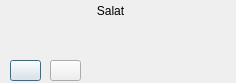
Before: the Qt Designer form Qsalat/ui/player.ui in sdizdarevic/qsalat, drawn with Qt 5.
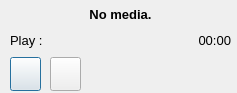
After: the same form once the commit is applied.

Diff of the .ui file:
```diff
--- a/Qsalat/ui/player.ui
+++ b/Qsalat/ui/player.ui
@@ -1,35 +1,35 @@
 <ui version="4.0" >
  <class>Player</class>
- <widget class="QDialog" name="Player" >
-  <property name="geometry" >
+ <widget class="QDialog" name="Player">
+  <property name="geometry">
    <rect>
     <x>0</x>
     <y>0</y>
-    <width>236</width>
-    <height>83</height>
+    <width>237</width>
+    <height>93</height>
    </rect>
   </property>
-  <property name="minimumSize" >
+  <property name="minimumSize">
    <size>
-    <width>236</width>
-    <height>83</height>
+    <width>237</width>
+    <height>93</height>
    </size>
   </property>
-  <property name="maximumSize" >
+  <property name="maximumSize">
    <size>
-    <width>236</width>
-    <height>83</height>
+    <width>237</width>
+    <height>93</height>
    </size>
   </property>
   <property name="windowTitle" >
    <string>Qsalat - player</string>
   </property>
-  <widget class="QFrame" name="playerFrame" >
-   <property name="geometry" >
+  <widget class="QFrame" name="playerFrame">
+   <property name="geometry">
     <rect>
-     <x>0</x>
-     <y>20</y>
-     <width>191</width>
+     <x>50</x>
+     <y>24</y>
+     <width>141</width>
      <height>31</height>
     </rect>
    </property>
@@ -40,90 +40,143 @@
     <enum>QFrame::Plain</enum>
    </property>
   </widget>
-  <widget class="QPushButton" name="playButton" >
-   <property name="geometry" >
+  <widget class="QPushButton" name="playButton">
+   <property name="geometry">
     <rect>
      <x>10</x>
-     <y>60</y>
+     <y>57</y>
      <width>31</width>
-     <height>21</height>
+     <height>34</height>
     </rect>
    </property>
    <property name="text" >
     <string/>
    </property>
   </widget>
-  <widget class="QPushButton" name="stopButton" >
-   <property name="geometry" >
+  <widget class="QLabel" name="label">
+   <property name="geometry">
     <rect>
-     <x>50</x>
-     <y>60</y>
-     <width>31</width>
+     <x>15</x>
+     <y>4</y>
+     <width>211</width>
      <height>21</height>
     </rect>
    </property>
-   <property name="text" >
-    <string/>
+   <property name="font">
+    <font>
+     <family>Arial</family>
+     <pointsize>10</pointsize>
+     <weight>75</weight>
+     <bold>true</bold>
+    </font>
    </property>
-  </widget>
-  <widget class="QLabel" name="volumeLabel" >
-   <property name="geometry" >
-    <rect>
-     <x>90</x>
-     <y>50</y>
-     <width>41</width>
-     <height>31</height>
-    </rect>
+   <property name="text">
+    <string>No media.</string>
    </property>
-   <property name="text" >
-    <string/>
-   </property>
-  </widget>
-  <widget class="QFrame" name="volumeFrame" >
-   <property name="geometry" >
-    <rect>
-     <x>120</x>
-     <y>50</y>
-     <width>111</width>
-     <height>31</height>
-    </rect>
-   </property>
-   <property name="frameShape" >
-    <enum>QFrame::NoFrame</enum>
-   </property>
-   <property name="frameShadow" >
-    <enum>QFrame::Raised</enum>
-   </property>
-  </widget>
-  <widget class="QLabel" name="label" >
-   <property name="geometry" >
-    <rect>
-     <x>0</x>
-     <y>1</y>
-     <width>221</width>
-     <height>20</height>
-    </rect>
-   </property>
-   <property name="text" >
-    <string>Salat</string>
-   </property>
-   <property name="textFormat" >
+   <property name="textFormat">
     <enum>Qt::RichText</enum>
    </property>
    <property name="alignment" >
     <set>Qt::AlignCenter</set>
    </property>
   </widget>
-  <widget class="QLabel" name="timeLabel" >
-   <property name="geometry" >
+  <widget class="QLabel" name="timeLabel">
+   <property name="geometry">
     <rect>
-     <x>190</x>
-     <y>20</y>
+     <x>170</x>
+     <y>30</y>
+     <width>61</width>
+     <height>21</height>
+    </rect>
+   </property>
+   <property name="font">
+    <font>
+     <family>Arial</family>
+     <pointsize>10</pointsize>
+     <weight>50</weight>
+     <bold>false</bold>
+    </font>
+   </property>
+   <property name="styleSheet">
+    <string notr="true"/>
+   </property>
+   <property name="frameShape">
+    <enum>QFrame::NoFrame</enum>
+   </property>
+   <property name="frameShadow">
+    <enum>QFrame::Plain</enum>
+   </property>
+   <property name="lineWidth">
+    <number>1</number>
+   </property>
+   <property name="midLineWidth">
+    <number>0</number>
+   </property>
+   <property name="text">
+    <string>00:00</string>
+   </property>
+   <property name="alignment">
+    <set>Qt::AlignRight|Qt::AlignTrailing|Qt::AlignVCenter</set>
+   </property>
+  </widget>
+  <widget class="QFrame" name="volumeFrame">
+   <property name="geometry">
+    <rect>
+     <x>140</x>
+     <y>55</y>
+     <width>91</width>
+     <height>31</height>
+    </rect>
+   </property>
+   <property name="frameShape">
+    <enum>QFrame::NoFrame</enum>
+   </property>
+   <property name="frameShadow">
+    <enum>QFrame::Raised</enum>
+   </property>
+  </widget>
+  <widget class="QLabel" name="label_2">
+   <property name="geometry">
+    <rect>
+     <x>10</x>
+     <y>30</y>
      <width>41</width>
+     <height>20</height>
+    </rect>
+   </property>
+   <property name="font">
+    <font>
+     <family>Arial</family>
+     <pointsize>10</pointsize>
+    </font>
+   </property>
+   <property name="text">
+    <string>Play :</string>
+   </property>
+  </widget>
+  <widget class="QPushButton" name="stopButton">
+   <property name="geometry">
+    <rect>
+     <x>50</x>
+     <y>57</y>
+     <width>31</width>
+     <height>34</height>
+    </rect>
+   </property>
+   <property name="text">
+    <string/>
+   </property>
+  </widget>
+  <widget class="QLabel" name="volumeLabel">
+   <property name="geometry">
+    <rect>
+     <x>120</x>
+     <y>54</y>
+     <width>51</width>
      <height>31</height>
     </rect>
    </property>
-   <property name="text" >
+   <property name="text">
     <string/>
    </property>
   </widget>
```
Left out of the diff: 19 changed lines with no effect on the pictures.
